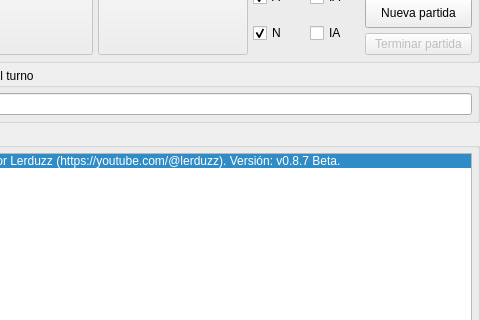
This is parchis.ui in Lerduzz/Lerchis as Qt 5 draws it before an edit; both pictures show x 770 to 1250 and y 120 to 440 of the 1250 by 700 pixel window. The edited form follows.
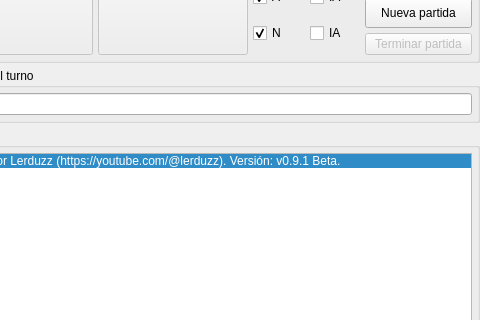
This is the edited form. Icons and pictures are not drawn.

```diff
--- a/parchis.ui
+++ b/parchis.ui
@@ -725,7 +725,7 @@
             </property>
             <item>
              <property name="text">
-              <string>Creado por Lerduzz (https://youtube.com/@lerduzz). Versión: v0.8.7 Beta.</string>
+              <string>Creado por Lerduzz (https://youtube.com/@lerduzz). Versión: v0.9.1 Beta.</string>
              </property>
              <property name="icon">
               <iconset resource="parchis.qrc">
```
